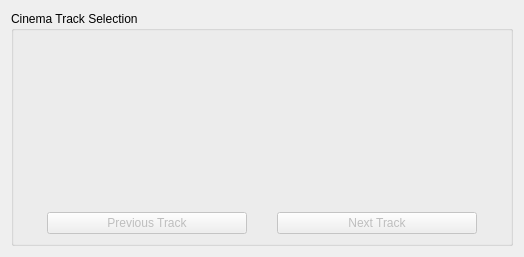
Before: the Qt Designer form Qt/Components/Resources/UI/pqCinemaTrackSelection.ui in Kitware/ParaView, drawn with Qt 5.
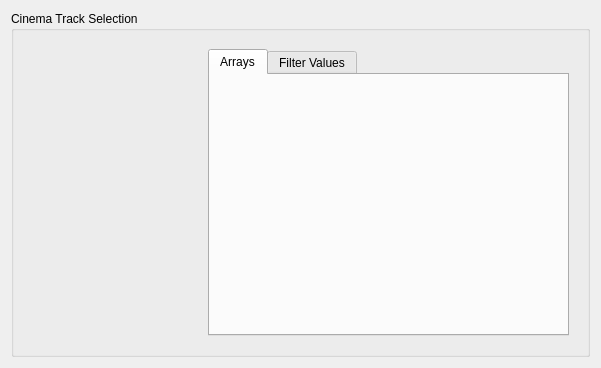
After: the same form once the commit is applied. Custom widgets are drawn as their Qt base class.

Commit message:
Added a PlBrowserWidget in cinema track selection.
Moved track selection into a tab.

pqPipelineBrowerW now supports exchanging the internal model.

Fixed visibility in the cinema-selection's embedded pipeline browser.

Getting the smproxy of the selected plBrowser item.

The edit to the form file:
```diff
--- a/Qt/Components/Resources/UI/pqCinemaTrackSelection.ui
+++ b/Qt/Components/Resources/UI/pqCinemaTrackSelection.ui
@@ -6,8 +6,8 @@
    <rect>
     <x>0</x>
     <y>0</y>
-    <width>524</width>
-    <height>257</height>
+    <width>601</width>
+    <height>368</height>
    </rect>
   </property>
   <property name="sizePolicy">
@@ -19,7 +19,7 @@
   <property name="windowTitle">
    <string>Form</string>
   </property>
-  <layout class="QVBoxLayout" name="verticalLayout">
+  <layout class="QHBoxLayout" name="horizontalLayout_4">
    <item>
     <widget class="QGroupBox" name="groupBox">
      <property name="sizePolicy">
@@ -31,6 +31,58 @@
      <property name="title">
       <string>Cinema Track Selection</string>
      </property>
+     <layout class="QVBoxLayout" name="verticalLayout_3">
+      <item>
+       <widget class="QWidget" name="wNewSelection" native="true">
+        <layout class="QHBoxLayout" name="horizontalLayout_2">
+         <item>
+          <widget class="pqPipelineBrowserWidget" name="wPipelineBrowser" native="true">
+           <property name="sizePolicy">
+            <sizepolicy hsizetype="Expanding" vsizetype="Expanding">
+             <horstretch>0</horstretch>
+             <verstretch>0</verstretch>
+            </sizepolicy>
+           </property>
+           <property name="maximumSize">
+            <size>
+             <width>170</width>
+             <height>16777215</height>
+            </size>
+           </property>
+          </widget>
+         </item>
+         <item>
+          <widget class="QTabWidget" name="tabProxyProperties">
+           <property name="tabPosition">
+            <enum>QTabWidget::North</enum>
+           </property>
+           <property name="currentIndex">
+            <number>0</number>
+           </property>
+           <widget class="QWidget" name="wTabArrays">
+            <attribute name="title">
+             <string>Arrays</string>
+            </attribute>
+            <layout class="QVBoxLayout" name="verticalLayout">
+             <item>
+              <widget class="pqTreeWidget" name="wArrayPicker" native="true">
+               <property name="sizePolicy">
+                <sizepolicy hsizetype="Expanding" vsizetype="Expanding">
+                 <horstretch>0</horstretch>
+                 <verstretch>0</verstretch>
+                </sizepolicy>
+               </property>
+              </widget>
+             </item>
+            </layout>
+           </widget>
+           <widget class="QWidget" name="wTabValues">
+            <attribute name="title">
+             <string>Filter Values</string>
+            </attribute>
+            <layout class="QHBoxLayout" name="horizontalLayout_3">
+             <item>
+              <widget class="QWidget" name="wOldSelection" native="true">
      <layout class="QVBoxLayout" name="verticalLayout_2">
       <item>
        <widget class="QStackedWidget" name="swTracks">
@@ -86,6 +138,30 @@
    </item>
   </layout>
  </widget>
+          </widget>
+         </item>
+        </layout>
+       </widget>
+      </item>
+     </layout>
+    </widget>
+   </item>
+  </layout>
+ </widget>
+ <customwidgets>
+  <customwidget>
+   <class>pqPipelineBrowserWidget</class>
+   <extends>QWidget</extends>
+   <header>pqPipelineBrowserWidget.h</header>
+   <container>1</container>
+  </customwidget>
+  <customwidget>
+   <class>pqTreeWidget</class>
+   <extends>QWidget</extends>
+   <header>pqTreeWidget.h</header>
+   <container>1</container>
+  </customwidget>
+ </customwidgets>
  <resources/>
  <connections/>
 </ui>
```
Lines whose indentation alone changed are shown as unchanged. The commit also changes 4 other files.
